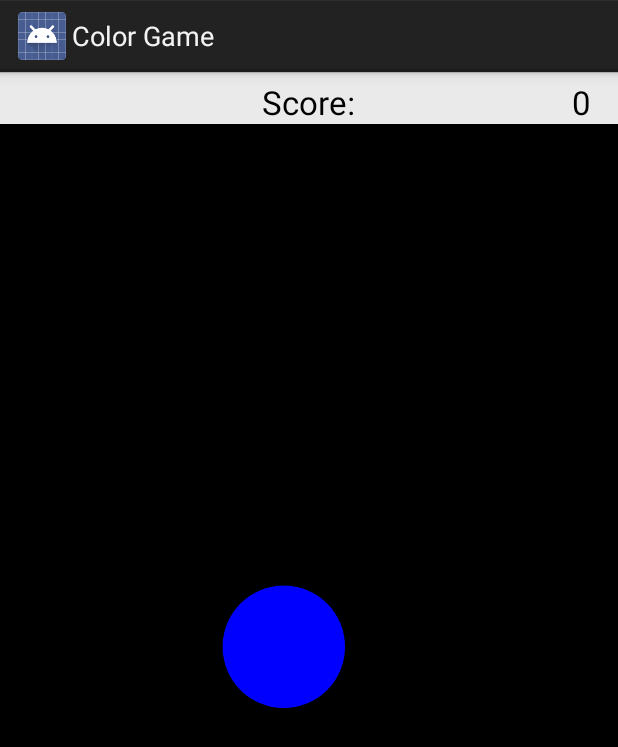
After one commit to VinnieRossi/Color_Game, an Android app: the Game screen opened directly, with no data from a screen before it, on a phone screen of 412 x 824 dp. The commit adds this screen. Shown: the top 747 px of the screen. Run offline under Robolectric (Android 15) with nearby library versions, the phone set to English and light mode, and no system bars.

Commit message:
Separated into two activities, still have to move the code out of main

```diff
--- /dev/null
+++ b/app/src/main/java/com/vinal/color_game/Game.java
@@ -0,0 +1,329 @@
+package com.vinal.color_game;
+
+import android.app.Activity;
+import android.content.Context;
+import android.content.Intent;
+import android.content.SharedPreferences;
+import android.content.res.AssetManager;
+import android.graphics.Bitmap;
+import android.graphics.Canvas;
+import android.graphics.Paint;
+import android.graphics.Rect;
+import android.graphics.drawable.BitmapDrawable;
+import android.media.Image;
+import android.media.MediaPlayer;
+import android.os.Bundle;
+import android.os.Handler;
+import android.view.MotionEvent;
+import android.view.View;
+import android.widget.ImageView;
+import android.widget.TextView;
+
+import java.io.FileInputStream;
+import java.io.IOException;
+import java.util.ArrayList;
+import java.util.List;
+import java.util.Random;
+
+/**
+ * Created by Vinnie on 12/16/2014.
+ */
+public class Game extends Activity implements View.OnTouchListener{
+
+    private Handler aHandler = new Handler();
+
+    private ImageView playScreen;
+    private TextView score;
+
+
+
+    private Canvas canvas;
+    private Paint paint;
+    private Random rn = new Random();
+    private MediaPlayer media = new MediaPlayer();
+    private AssetManager assetMan;
+    private FileInputStream mp3Stream;
+
+    private List<Rect> rect;
+    private List<Integer> colors;
+    private int difficulty = 1;
+    //private int highScore = 0;
+    private int prevScore;
+    //private int life = 3;
+
+
+    public void onCreate(Bundle savedInstanceState) {
+
+        super.onCreate(savedInstanceState);
+        setContentView(R.layout.activity_game_layout);
+        Intent intent = getIntent();
+        //String value = intent.getStringExtra("intercept this");
+
+        playScreen = (ImageView) findViewById(R.id.playScreen);
+        score = (TextView) findViewById(R.id.scoreValue);
+
+        canvas = new Canvas();
+        paint = new Paint();
+        Bitmap bitmap = Bitmap.createBitmap(1080, 1600, Bitmap.Config.ARGB_8888);
+        canvas.setBitmap(bitmap);
+        playScreen.setImageBitmap(bitmap);
+        playScreen.setBackgroundColor(getResources().getColor(R.color.black));
+        playScreen.setOnTouchListener(this);
+
+        String mp3File = "raw/popping.mp3";
+        assetMan = getAssets();
+        try {
+
+            mp3Stream = assetMan.openFd(mp3File).createInputStream();
+            media.setDataSource(mp3Stream.getFD());//error after first try
+            media.prepare();
+        } catch (IOException e1) {
+            e1.printStackTrace();
+        }
+        rect = new ArrayList<Rect>();
+
+
+        // Just for testing with circles
+        final ArrayList<Integer> colors = new ArrayList<Integer>();
+        colors.add(getResources().getColor(R.color.red));
+        colors.add(getResources().getColor(R.color.orange));
+        colors.add(getResources().getColor(R.color.yellow));
+        colors.add(getResources().getColor(R.color.green_apple));
+        colors.add(getResources().getColor(R.color.blue));
+        colors.add(getResources().getColor(R.color.violet));
+
+        new Thread(new Runnable() {
+            @Override
+            public void run() {
+                while (true) {
+                    try {
+                        Thread.sleep(1500/difficulty); // ms
+                        aHandler.post(new Runnable() {
+                            @Override
+                            public void run() {
+
+                                int x = rn.nextInt(playScreen.getWidth());
+                                int y = rn.nextInt(playScreen.getHeight());
+                                int rad = rn.nextInt(100) + (25 - (3 * difficulty));
+                                int color = colors.get(rn.nextInt(colors.size()));
+                                int numTries = 0;
+                                boolean checkOne = false;
+                                boolean checkTwo = false;
+                                boolean checkThree = false;
+
+                                while (!(checkOne && checkTwo && checkThree)) {
+                                    x = rn.nextInt(playScreen.getWidth());
+                                    y = rn.nextInt(playScreen.getHeight());
+
+                                    checkOne = !(x < 120 || x > 960);
+                                    checkTwo = !(y < 120 || y > 1480);
+                                    checkThree = !(isInRectangle(x, y, rad));
+
+                                    if (numTries > 35) {
+                                        if (rad > 5) {
+                                            rad--;
+                                        } else {
+                                            //pointDecay();
+                                            System.out.println("You lose.");
+                                            //System.exit(0); //bad
+                                            //onStop();
+                                        }
+                                    }
+                                    numTries++;
+                                }
+
+                                paint.setStyle(Paint.Style.STROKE);
+                                paint.setColor(getResources().getColor(R.color.black));
+                                //paint.setColor(getResources().getColor(R.color.white)); // For testing
+
+                                Rect temp = new Rect(x - rad, y + rad, x + rad, y - rad);
+                                canvas.drawRect(temp, paint);
+                                rect.add(temp);
+
+                                paint.setStyle(Paint.Style.FILL);
+                                paint.setColor(color);
+                                canvas.drawCircle(x, y, rad, paint);
+
+                                // For image instead
+                                //Bitmap bt = Bitmap.createScaledBitmap(BitmapFactory.decodeResource(getResources(), R.drawable.color_wheel), 2*rad, 2*rad, false);
+                                //canvas.drawBitmap(bt, x-rad, y-rad, paint);
+
+                                // For target/sweet spot
+                                /*
+                                paint.setColor(getResources().getColor(R.color.white));//target depend on circle color?
+                                canvas.drawCircle(x, y, rad/4, paint);
+                                paint.setColor(getResources().getColor(R.color.red));
+                                canvas.drawCircle(x, y, rad/6, paint);
+                                paint.setColor(getResources().getColor(R.color.white));
+                                canvas.drawCircle(x, y, rad/8, paint);
+                                paint.setColor(getResources().getColor(R.color.red));
+                                canvas.drawCircle(x, y, rad/16, paint);
+                                */
+                                playScreen.invalidate();
+                                //playScreen.setBackgroundColor(colors.get(rn.nextInt(colors.size())));
+                            }
+                        });
+                    } catch (Exception e) {
+                        e.printStackTrace();
+                    }
+                }
+            }
+        }).start();
+    }
+
+    @Override
+    public boolean onTouch(View view, MotionEvent event) {
+
+        if (event.getAction() == MotionEvent.ACTION_UP) {
+            int x = (int) event.getX();
+            int y = (int) event.getY();
+
+            if (isInCircle(x, y)) {
+                // right color check
+                int points = getRadius(getContainingRect(x, y));
+
+                if (media.isPlaying()) { // still probably not perfect
+                    media.stop();
+                    media.reset();
+                    String mp3File = "raw/popping.mp3";
+                    assetMan = getAssets();
+                    try {
+                        mp3Stream = assetMan.openFd(mp3File).createInputStream();
+                        media.setDataSource(mp3Stream.getFD());
+                        media.prepare();
+                    } catch (IOException e1) {
+                        e1.printStackTrace();
+                    }
+                    media.start();
+                }
+                media.start();
+                addPoints(points);
+                removeCircle(x, y);
+            } else {
+                removePoints();
+                // change to remove life
+                // play sound
+            }
+        }
+        return true;
+    }
+
+    public boolean isInRectangle(int x, int y, int radius) {
+        for (int i = 0; i < rect.size(); i++) {
+            if ((x > rect.get(i).left - radius && x < rect.get(i).right + radius) && (y > rect.get(i).bottom - radius && y < rect.get(i).top + radius)) {
+                return true;
+            }
+        }
+        return false;
+    }
+
+    public boolean isInCircle(int x, int y) {
+
+        Bitmap bitmap = ((BitmapDrawable) playScreen.getDrawable()).getBitmap();
+        //System.out.println("Color of pixel: " + bitmap.getPixel(x, y));
+        return bitmap.getPixel(x, y) != 0 && bitmap.getPixel(x, y) != -16777216; // Check if it's black
+    }
+
+    public Rect getContainingRect(int x, int y) {
+
+        for (int i = 0; i < rect.size(); i++) {
+            // contains doesn't seem to work..looks like y value is messed up
+            if ((x > rect.get(i).left && x < rect.get(i).right) && (y > rect.get(i).bottom && y < rect.get(i).top)) {
+                return rect.get(i);
+            }
+        }
+        return new Rect();
+    }
+
+    public int getContainingRectIndex(Rect toFind) {
+        for (int i = 0; i < rect.size(); i++) {
+            if ((toFind.left == rect.get(i).left && toFind.right == rect.get(i).right) && (toFind.bottom == rect.get(i).bottom && toFind.top == rect.get(i).top)) {
+                return i;
+            }
+        }
+        return -1;
+    }
+
+    public void removeCircle(int x, int y) {
+
+        Rect toRemove = getContainingRect(x, y);
+        paint.setColor(getResources().getColor(R.color.black));
+        canvas.drawRect(toRemove.left, toRemove.top + 1, toRemove.right + 1, toRemove.bottom, paint);
+        rect.remove(getContainingRectIndex(toRemove));
+        playScreen.invalidate();
+    }
+
+    public int getRadius(Rect rect) {
+        return (rect.right - rect.left)/2;
+    }
+
+    public void addPoints(int points) {
+
+        String pointScore = (String) score.getText();
+        int scoreAsInt = Integer.parseInt(pointScore) + (difficulty*(120-points));
+        pointScore = "" + scoreAsInt;
+        score.setText(pointScore);
+
+        if (scoreAsInt > 250 && scoreAsInt < 1000) {
+            difficulty = 2;
+        } else if (scoreAsInt > 1000 && scoreAsInt < 2500) {
+            difficulty = 3;
+        } else if (scoreAsInt > 2500 && scoreAsInt < 10000) {
+            difficulty = 4;
+        } else if (scoreAsInt > 10000 && scoreAsInt < 25000) {
+            difficulty = 5;
+        } else if (scoreAsInt > 25000) {
+            difficulty = 6;
+        }
+    }
+
+    public void removePoints() {
+
+        /*
+        life -= 1;
+        switch(life ) { // clear background as black, that is now overlayed. will have to clear board and now make clearing this color
+            case 0:
+                System.out.println("GAME OVER");
+                //playScreen.setBackgroundColor(getResources().getColor(R.color.white));
+                break;
+            case 1:
+                //playScreen.setBackgroundColor(getResources().getColor(R.color.persian_pink));
+                break;
+            case 2:
+                //playScreen.setBackgroundColor(getResources().getColor(R.color.cherry_blossom_pink));
+                break;
+            case 3:
+                playScreen.setBackgroundColor(getResources().getColor(R.color.black));
+                break;
+            default:
+        }
+        */
+
+        String pointScore = (String) score.getText();
+        int scoreAsInt = Integer.parseInt(pointScore) - (difficulty*100);
+        pointScore = "" + scoreAsInt;
+        score.setText(pointScore);
+    }
+
+    protected void onPause() {
+        super.onPause();
+        finish();
+    }
+
+    protected void onStop() {
+        super.onStop();
+
+        SharedPreferences prefs = this.getSharedPreferences("myPrefsKey", Context.MODE_PRIVATE);
+        SharedPreferences.Editor editor = prefs.edit();
+        String pointScore = (String) score.getText();
+
+        int score = Integer.parseInt(pointScore);
+
+        if (score > prevScore) {
+            editor.putInt("key", score);
+            editor.commit();
+        }
+        //finish();
+    }
+
+}
--- /dev/null
+++ b/app/src/main/res/layout/activity_game_layout.xml
@@ -0,0 +1,47 @@
+<?xml version="1.0" encoding="utf-8"?>
+<RelativeLayout xmlns:android="http://schemas.android.com/apk/res/android"
+    android:orientation="vertical"
+    android:layout_width="match_parent"
+    android:layout_height="match_parent">
+
+    <RelativeLayout
+        android:id="@+id/relativeLayoutContainingScoreText"
+        android:layout_width="wrap_content"
+        android:layout_height="wrap_content"
+        android:layout_alignParentTop="true"
+        android:layout_centerHorizontal="true" >
+
+        <TextView
+            android:id="@+id/scoreText"
+            android:layout_width="wrap_content"
+            android:layout_height="wrap_content"
+            android:layout_marginTop="5dp"
+            android:text="@string/score"
+            android:textAppearance="?android:attr/textAppearanceLarge" />
+    </RelativeLayout>
+
+    <RelativeLayout
+        android:id="@+id/relativeLayoutContainingScoreValue"
+        android:layout_width="wrap_content"
+        android:layout_height="wrap_content"
+        android:layout_alignBottom="@+id/relativeLayoutContainingScoreText"
+        android:layout_alignParentRight="true"
+        android:layout_marginRight="18dp" >
+
+        <TextView
+            android:id="@+id/scoreValue"
+            android:layout_width="wrap_content"
+            android:layout_height="wrap_content"
+            android:text="@string/zero"
+            android:textAppearance="?android:attr/textAppearanceLarge" />
+
+    </RelativeLayout>
+
+    <ImageView
+        android:id="@+id/playScreen"
+        android:layout_width="fill_parent"
+        android:layout_height="fill_parent"
+        android:layout_below="@id/relativeLayoutContainingScoreText"
+        android:src="@drawable/ic_launcher" />
+
+</RelativeLayout>
```
Also changed, not shown: app/src/main/AndroidManifest.xml (+8 -1 lines), app/src/main/java/com/vinal/color_game/MainActivity.java (+28 -10 lines), app/src/main/res/layout/activity_main_layout.xml (+5 -38 lines), 1 other file.
